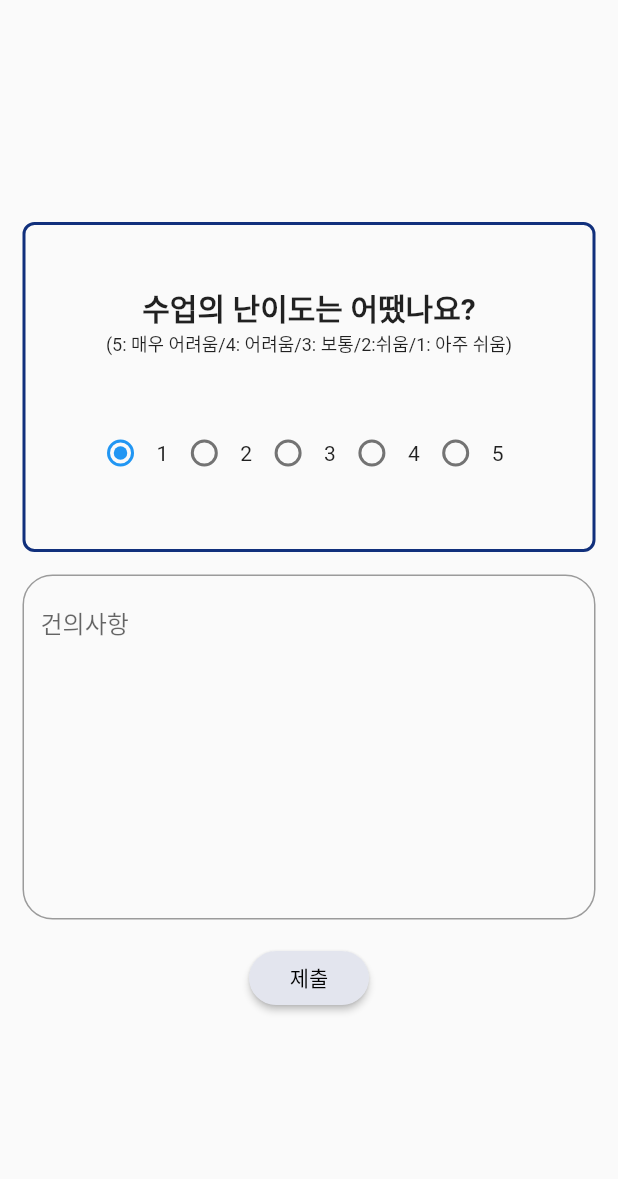
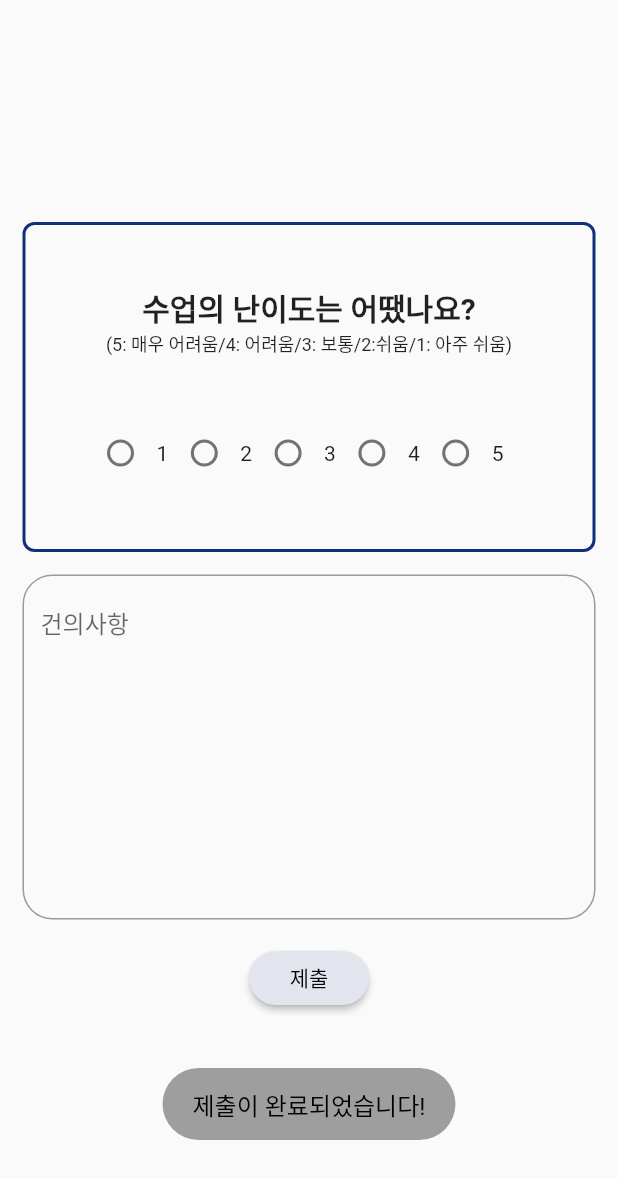
Before and after one commit to sleepisparrow/basic_project_lab7, a Flutter app: the StuFeedBackScreen screen opened directly, after a tap on "제출", on a phone screen of 412 x 824 dp. Shown: the top 1179 px of the screen. Run offline on Flutter 3.47's test engine with Material 2 defaults, Android fonts, the phone set to English and light mode, and no system bars; our stand-ins replace cloud_firestore, firebase_auth, firebase_core, fluttertoast, modal_progress_hud_nsn and 1 more; missing offline and left inert: dart:ffi; accounts and stored records are empty.

```diff
--- a/frame/lib/screen/student/stu_feedback_screen.dart
+++ b/frame/lib/screen/student/stu_feedback_screen.dart
@@ -1,8 +1,41 @@
+import 'package:cloud_firestore/cloud_firestore.dart';
+import 'package:firebase_auth/firebase_auth.dart';
 import 'package:flutter/material.dart';
+import 'package:fluttertoast/fluttertoast.dart';
 import 'package:frame/tools/need_colors.dart';
 
-class StuFeedBackScreen extends StatelessWidget {
+class StuFeedBackScreen extends StatefulWidget {
   const StuFeedBackScreen({Key? key}) : super(key: key);
+
+  @override
+  State<StuFeedBackScreen> createState() => _StuFeedBackScreenState();
+}
+
+class _StuFeedBackScreenState extends State<StuFeedBackScreen> {
+  final _controller = TextEditingController();
+  var _userEnterMessage = '';
+  int? _radioValue = 0;
+
+  _radioChange(int? value) {
+    setState(() {
+      _radioValue = value;
+    });
+  }
+
+  void _sendMessage() {
+    FocusScope.of(context).unfocus();
+
+    /// 다른 곳 누르면 키보드 사라지게 하기
+    final user = FirebaseAuth.instance.currentUser;
+    FirebaseFirestore.instance
+        .collection('room/gwZyIGV4iDrQVkX7zMTW/feedback')
+        .add({
+      'level': _radioValue,
+      'text': _userEnterMessage,
+      'time': Timestamp.now(),
+      'userId': user!.uid,
+    });
+  }
 
   @override
   Widget build(BuildContext context) {
@@ -16,11 +49,10 @@ class StuFeedBackScreen extends StatelessWidget {
               crossAxisAlignment: CrossAxisAlignment.center,
               children: <Widget>[
                 Container(
-                  width: MediaQuery.of(context).size.width-30,
+                  width: MediaQuery.of(context).size.width - 30,
                   decoration: BoxDecoration(
                       borderRadius: BorderRadius.circular(8.0),
-                    border: Border.all(width: 2, color: NeedColors.darkBlue)
-                  ),
+                      border: Border.all(width: 2, color: NeedColors.darkBlue)),
                   child: Column(
                     children: [
                       Padding(
@@ -39,17 +71,48 @@ class StuFeedBackScreen extends StatelessWidget {
                       ),
                       Padding(
                         padding: const EdgeInsets.fromLTRB(0, 40, 20, 40),
-                        child: _StudyLevel(),
+                        child: Container(
+                          child: Row(
+                            mainAxisAlignment: MainAxisAlignment.center,
+                            children: <Widget>[
+                              Radio(
+                                  value: 1,
+                                  groupValue: _radioValue,
+                                  onChanged: _radioChange),
+                              Text('1'),
+                              Radio(
+                                  value: 2,
+                                  groupValue: _radioValue,
+                                  onChanged: _radioChange),
+                              Text('2'),
+                              Radio(
+                                  value: 3,
+                                  groupValue: _radioValue,
+                                  onChanged: _radioChange),
+                              Text('3'),
+                              Radio(
+                                  value: 4,
+                                  groupValue: _radioValue,
+                                  onChanged: _radioChange),
+                              Text('4'),
+                              Radio(
+                                  value: 5,
+                                  groupValue: _radioValue,
+                                  onChanged: _radioChange),
+                              Text('5')
+                            ],
+                          ),
+                        ),
                       ),
                     ],
                   ),
                 ),
-
                 Column(
                   children: [
                     Padding(
                       padding: const EdgeInsets.all(15.0),
                       child: TextField(
+                          controller: _controller,
                           keyboardType: TextInputType.multiline,
                           minLines: 10,
                           maxLines: null,
@@ -57,11 +120,43 @@ class StuFeedBackScreen extends StatelessWidget {
                               border: OutlineInputBorder(
                                 borderRadius: BorderRadius.circular(20.0),
                               ),
-                            hintText: "건의사항"
+                              hintText: "건의사항"),
+                          onChanged: (value) {
+                            setState(() {
+                              _userEnterMessage = value;
+                            });
+                          }),
+                    ),
+                    SizedBox(
+                      width: 80,
+                      child: ElevatedButton(
+                        onPressed: () {
+                          _sendMessage();
+                          Fluttertoast.showToast(
+                            msg: "제출이 완료되었습니다!",
+                            toastLength: Toast.LENGTH_LONG,
+                            gravity: ToastGravity.BOTTOM,
+                            timeInSecForIosWeb: 1,
+                            backgroundColor: Colors.grey,
+                            textColor: Colors.black,
+                            fontSize: 16.0,
+                          );
+                        },
+                        style: ButtonStyle(
+                          backgroundColor:
+                              MaterialStateProperty.all(NeedColors.lightGrey),
+                          shape: MaterialStateProperty.all(
+                            RoundedRectangleBorder(
+                              borderRadius: BorderRadius.circular(20.0),
                             ),
                           ),
                         ),
-                    _Submit(),
+                        child: const Text(
+                          '제출',
+                          style: TextStyle(color: Colors.black),
+                        ),
+                      ),
+                    ),
                   ],
                 ),
               ],
```
Also changed, not shown: frame/lib/screen/professor/pro_feedback_screen.dart (+39 -9 lines). Lines whose indentation alone changed are shown as unchanged.
